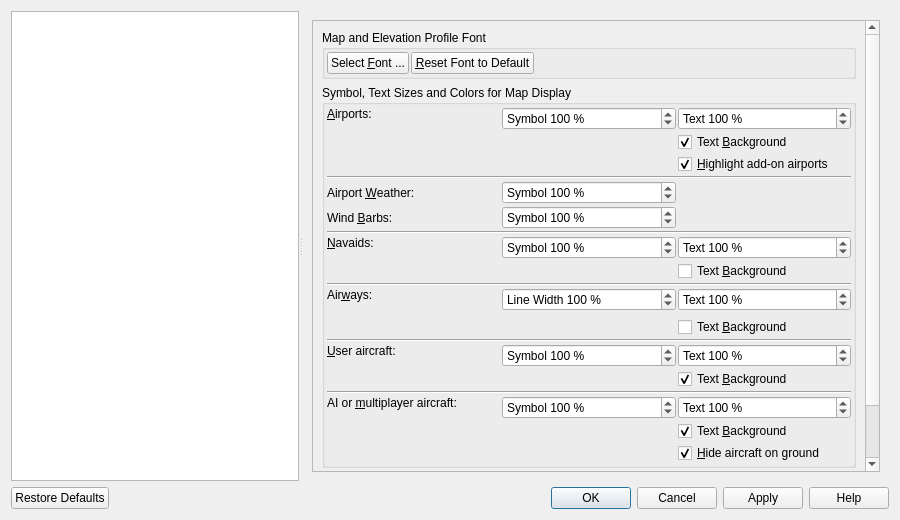
The window that src/options/options.ui (albar965/littlenavmap) describes before a commit, drawn with Qt 5.
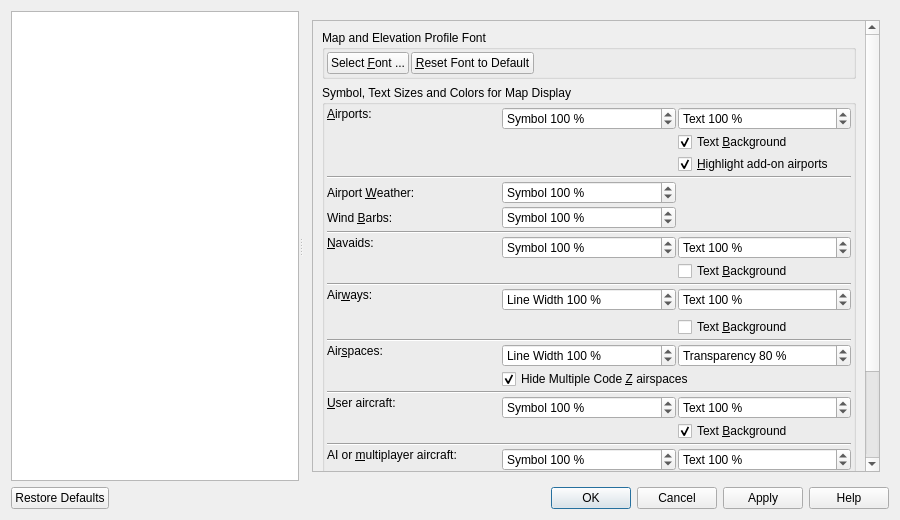
The same window after the commit. The open tabs and pages were chosen to show the change.

Commit message:
Added option to disable redundant airspaces with multiple code Z #1047
New option for airspace transparency and boundary line thickness.
Optimizations change MapAirspaceFilter to references.

The edit to the form file:
```diff
--- a/src/options/options.ui
+++ b/src/options/options.ui
@@ -2902,6 +2902,90 @@
                  </property>
                 </widget>
                </item>
+               <item row="15" column="0" colspan="3">
+                <widget class="Line" name="line_13">
+                 <property name="orientation">
+                  <enum>Qt::Horizontal</enum>
+                 </property>
+                </widget>
+               </item>
+               <item row="16" column="0">
+                <widget class="QLabel" name="labelOptionsMapSizeAirspace">
+                 <property name="text">
+                  <string>Air&amp;spaces:</string>
+                 </property>
+                 <property name="alignment">
+                  <set>Qt::AlignLeading|Qt::AlignLeft|Qt::AlignTop</set>
+                 </property>
+                 <property name="buddy">
+                  <cstring>spinBoxOptionsDisplayThicknessAirway</cstring>
+                 </property>
+                </widget>
+               </item>
+               <item row="16" column="1">
+                <widget class="QSpinBox" name="spinBoxOptionsDisplayThicknessAirspace">
+                 <property name="toolTip">
+                  <string>Airspace contour line width</string>
+                 </property>
+                 <property name="suffix">
+                  <string> %</string>
+                 </property>
+                 <property name="prefix">
+                  <string>Line Width </string>
+                 </property>
+                 <property name="minimum">
+                  <number>10</number>
+                 </property>
+                 <property name="maximum">
+                  <number>300</number>
+                 </property>
+                 <property name="singleStep">
+                  <number>10</number>
+                 </property>
+                 <property name="value">
+                  <number>100</number>
+                 </property>
+                </widget>
+               </item>
+               <item row="16" column="2">
+                <widget class="QSpinBox" name="spinBoxOptionsDisplayTransparencyAirspace">
+                 <property name="toolTip">
+                  <string>Transparency of the airspace fill area.
+Lower values make the airspace more opaque and higher values more transparent.</string>
+                 </property>
+                 <property name="suffix">
+                  <string> %</string>
+                 </property>
+                 <property name="prefix">
+                  <string>Transparency </string>
+                 </property>
+                 <property name="minimum">
+                  <number>5</number>
+                 </property>
+                 <property name="maximum">
+                  <number>100</number>
+                 </property>
+                 <property name="singleStep">
+                  <number>5</number>
+                 </property>
+                 <property name="value">
+                  <number>80</number>
+                 </property>
+                </widget>
+               </item>
+               <item row="17" column="1" colspan="2">
+                <widget class="QCheckBox" name="checkBoxOptionsMapAirspaceNoMultZ">
+                 <property name="toolTip">
+                  <string>Hide redundant airspaces having a multiple code of &quot;Z&quot;.</string>
+                 </property>
+                 <property name="text">
+                  <string>Hide Multiple Code &amp;Z airspaces</string>
+                 </property>
+                 <property name="checked">
+                  <bool>true</bool>
+                 </property>
+                </widget>
+               </item>
               </layout>
              </widget>
             </item>
```
The commit also changes 26 other files.
